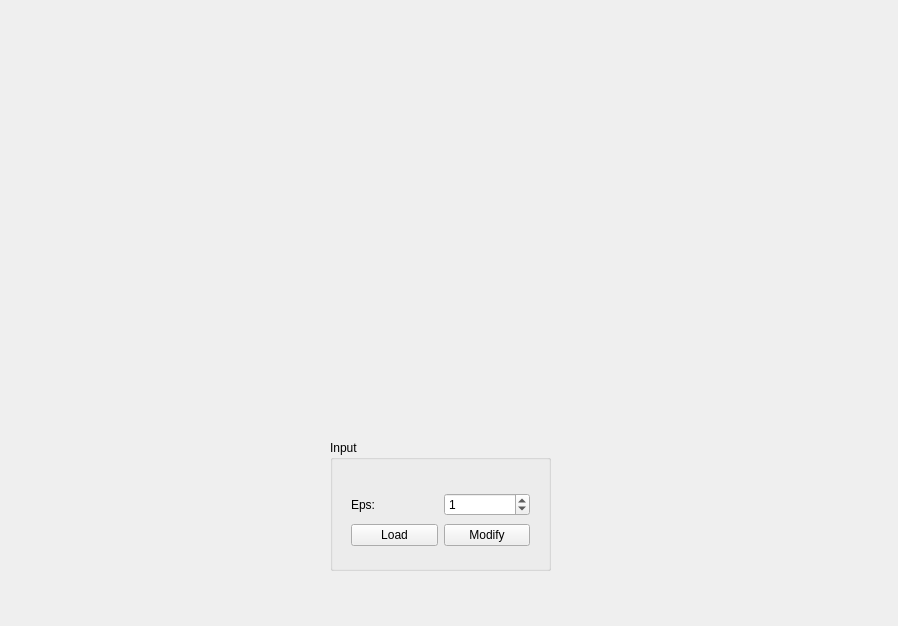
Before: the Qt Designer form ui.ui in ITE-5th/aa, drawn with Qt 5.
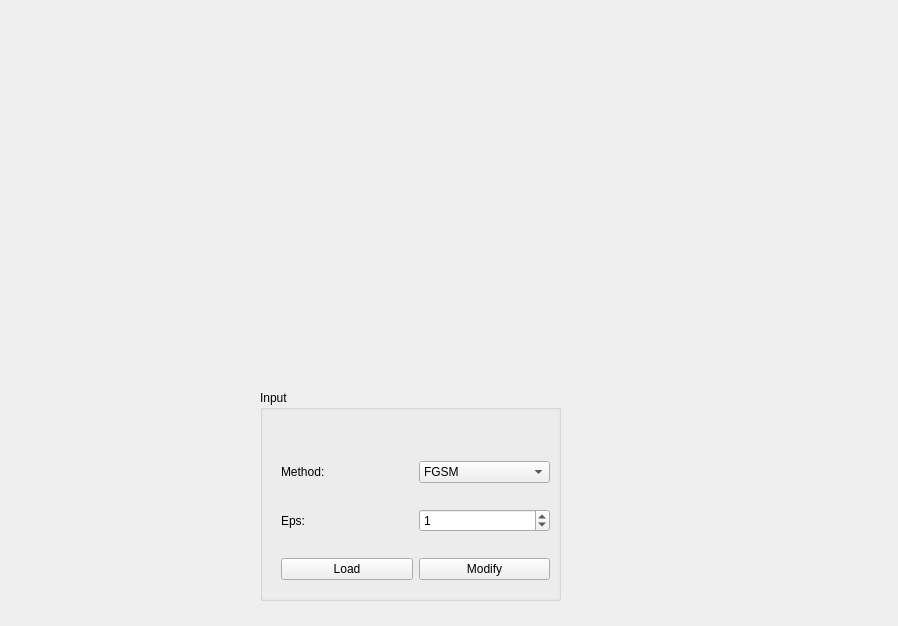
After: the same form once the commit is applied.

Commit message: add another method

What changed in the file:
```diff
--- a/ui.ui
+++ b/ui.ui
@@ -30,12 +30,19 @@
             <widget class="QLabel" name="originalClassLabel">
                 <property name="geometry">
                     <rect>
-                        <x>100</x>
-                        <y>400</y>
+      <x>60</x>
+      <y>360</y>
                         <width>261</width>
-                        <height>20</height>
-                    </rect>
-                </property>
+      <height>31</height>
+     </rect>
+    </property>
+    <property name="font">
+     <font>
+      <pointsize>14</pointsize>
+      <weight>75</weight>
+      <bold>true</bold>
+     </font>
+    </property>
                 <property name="text">
                     <string/>
                 </property>
@@ -46,12 +53,19 @@
             <widget class="QLabel" name="advClassLabel">
                 <property name="geometry">
                     <rect>
-                        <x>480</x>
-                        <y>400</y>
+      <x>520</x>
+      <y>360</y>
                         <width>321</width>
-                        <height>20</height>
-                    </rect>
-                </property>
+      <height>31</height>
+     </rect>
+    </property>
+    <property name="font">
+     <font>
+      <pointsize>14</pointsize>
+      <weight>75</weight>
+      <bold>true</bold>
+     </font>
+    </property>
                 <property name="text">
                     <string/>
                 </property>
@@ -62,10 +76,10 @@
             <widget class="QGroupBox" name="groupBox">
                 <property name="geometry">
                     <rect>
-                        <x>330</x>
-                        <y>440</y>
-                        <width>221</width>
-                        <height>131</height>
+      <x>260</x>
+      <y>390</y>
+      <width>301</width>
+      <height>211</height>
                     </rect>
                 </property>
                 <property name="title">
@@ -76,13 +90,38 @@
                         <rect>
                             <x>10</x>
                             <y>40</y>
-                            <width>201</width>
-                            <height>81</height>
+       <width>291</width>
+       <height>181</height>
                         </rect>
                     </property>
                     <layout class="QVBoxLayout" name="verticalLayout">
                         <item>
                             <layout class="QHBoxLayout" name="horizontalLayout">
+        <item>
+         <widget class="QLabel" name="label_3">
+          <property name="text">
+           <string>Method:</string>
+          </property>
+         </widget>
+        </item>
+        <item>
+         <widget class="QComboBox" name="comboBox">
+          <item>
+           <property name="text">
+            <string>FGSM</string>
+           </property>
+          </item>
+          <item>
+           <property name="text">
+            <string>ILLC</string>
+           </property>
+          </item>
+         </widget>
+        </item>
+       </layout>
+      </item>
+      <item>
+       <layout class="QHBoxLayout" name="horizontalLayout_4">
                                 <item>
                                     <widget class="QLabel" name="label">
                                         <property name="text">
```
Lines whose indentation alone changed are shown as unchanged. The commit also changes 2 other files.
